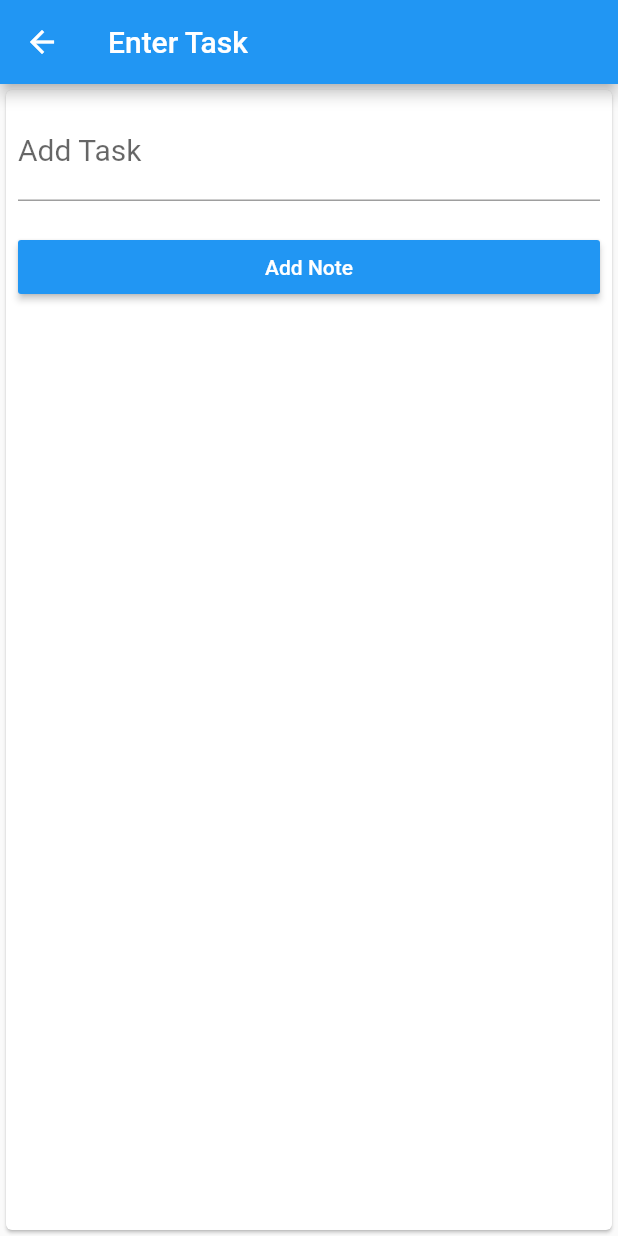
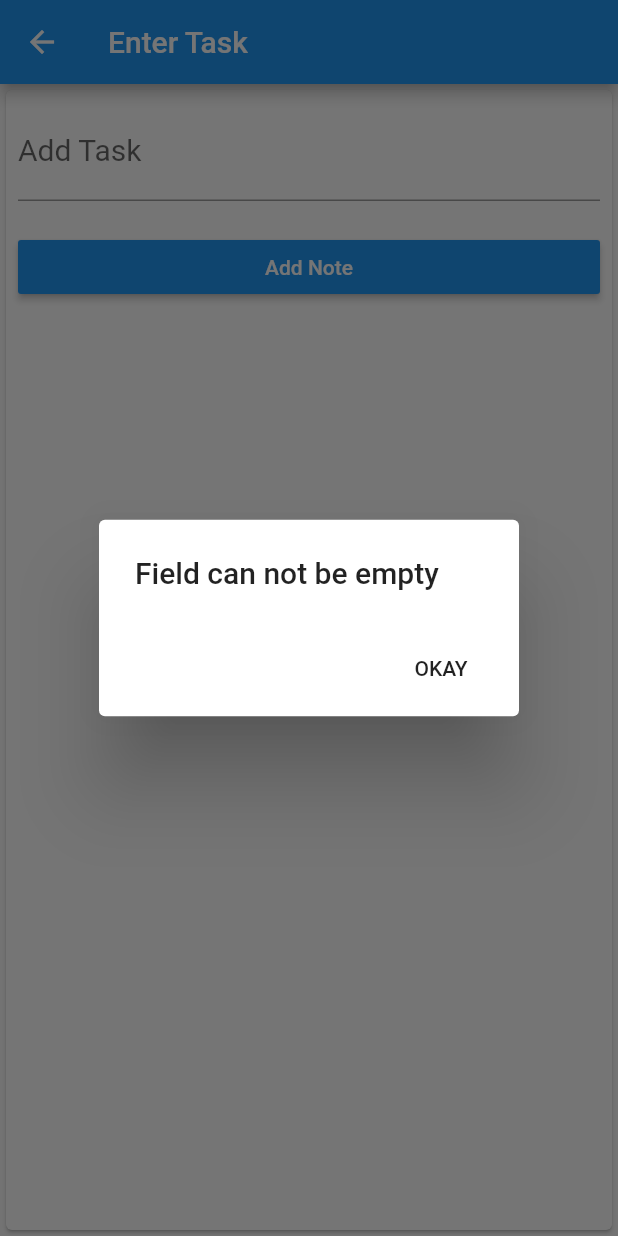
Before and after one commit to robeartoe/FlutterTODO, a Flutter app: the todoWidget screen opened directly, after a tap on "Add Note", on a phone screen of 412 x 824 dp. Run offline on Flutter 3.47's test engine with Material 2 defaults, Android fonts, the phone set to English and light mode, and no system bars; network calls fail.

Commit message:
empty field dialog box

```diff
--- a/lib/todoWidget.dart
+++ b/lib/todoWidget.dart
@@ -18,7 +18,10 @@ class TodoState extends State<todoWidget>{
 
   _postItem(){
     String data = noteController.text;
-
+    if(data.isEmpty){
+      _emptyItem();
+      return;
+    }
     API.postItem(data).then((response){
 
       var item = json.decode(response.body);
@@ -34,7 +37,22 @@ class TodoState extends State<todoWidget>{
       Navigator.pop(context,value);
     });
   }
-
+  void _emptyItem(){
+    showDialog(
+        context: context,
+        builder: (BuildContext context) {
+          return new AlertDialog(
+              title: new Text('Field can not be empty'),
+              actions: <Widget>[
+                new FlatButton(
+                    child: new Text('OKAY'),
+                    onPressed: () => Navigator.of(context).pop()
+                )
+              ]
+          );
+        }
+    );
+  }
   @override
   Widget build(BuildContext context){
     final Size screenSize = MediaQuery.of(context).size;
```
